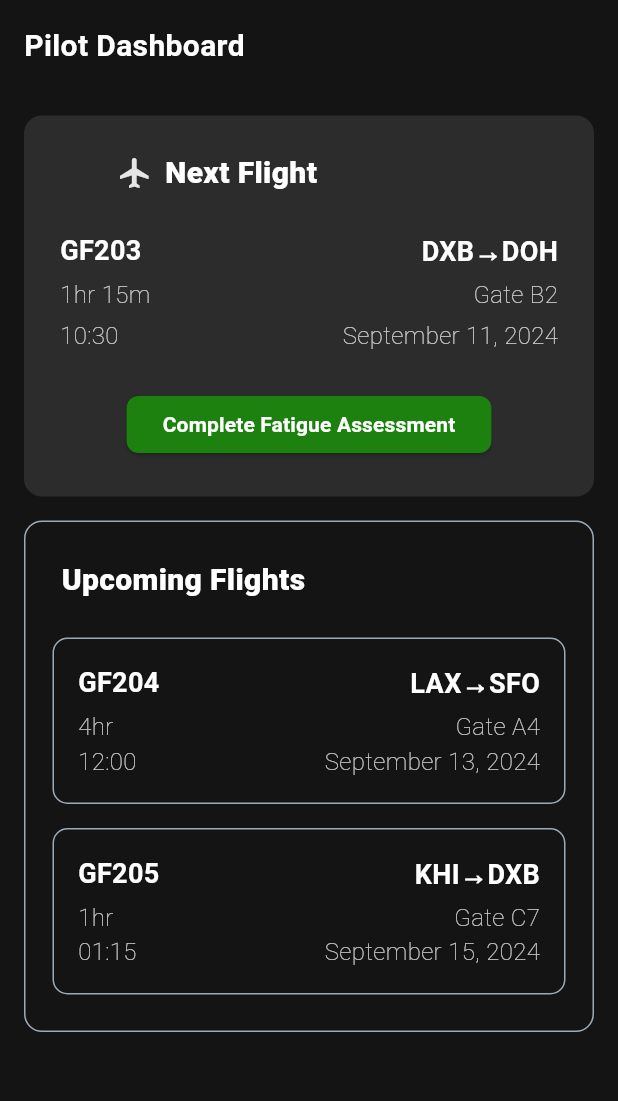
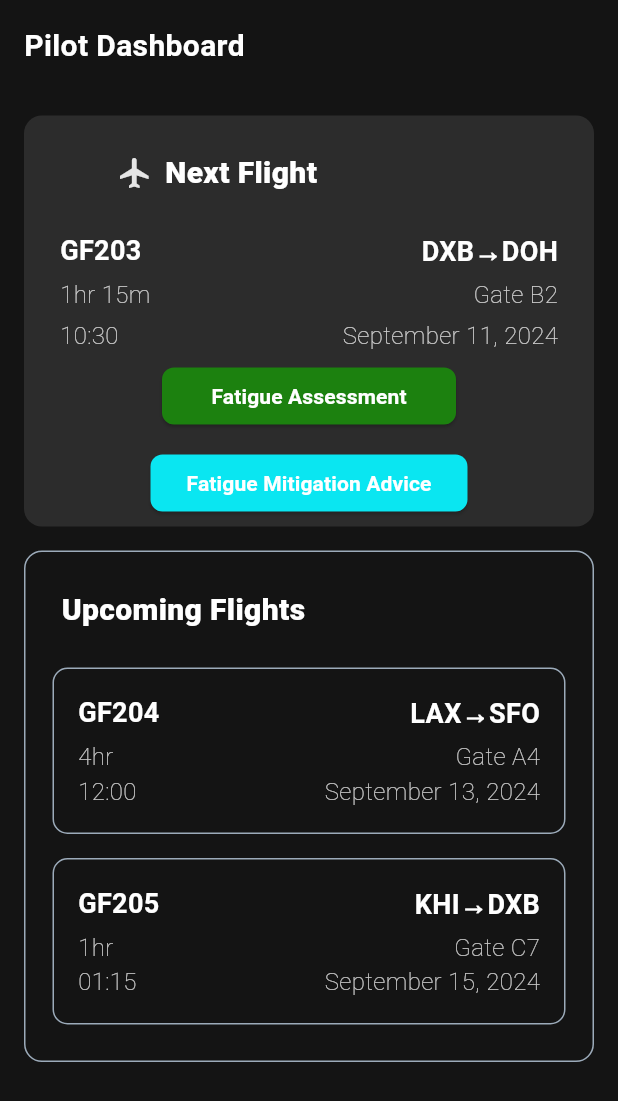
Before and after one commit to TalhaShahid004/Pilot-Fatigue-Management-System-DBMS, a Flutter app: the DashboardScreen screen opened by its route, on a phone screen of 412 x 824 dp. Shown: the top 1101 px of the screen. Run offline on Flutter 3.47's test engine with Material 3 defaults, Android fonts, the phone set to English and light mode, and no system bars; our stand-ins replace cloud_firestore, firebase_auth, firebase_core; accounts and stored records are empty.

Commit message:
added fatigue mitigation advice button in pilot's dashboard.

```diff
--- a/src/lib/Authentication Screens/login.dart
+++ b/src/lib/Authentication Screens/login.dart
@@ -44,7 +44,7 @@ class _LoginScreenState extends State<LoginScreen> {
 
       // If successful, navigate to the flight risk screen
       if (mounted) {
-        Navigator.pushReplacementNamed(context, '/flight_risk');
+        Navigator.pushReplacementNamed(context, '/dashboard');
       }
     } on FirebaseAuthException catch (e) {
       // Handle specific Firebase Auth errors
--- a/src/lib/Pilot Screens/dashboard.dart
+++ b/src/lib/Pilot Screens/dashboard.dart
@@ -1,5 +1,4 @@
 import 'package:flutter/material.dart';
-
 
 class DashboardScreen extends StatelessWidget {
   const DashboardScreen({super.key});
@@ -139,7 +138,7 @@ class DashboardScreen extends StatelessWidget {
               ),
             ),
             Padding(
-              padding: const EdgeInsets.all(24.0),
+              padding: const EdgeInsets.all(5.0),
               child: Center(
                 child: ElevatedButton(
                   onPressed: () {
@@ -153,7 +152,32 @@ class DashboardScreen extends StatelessWidget {
                     ),
                   ),
                   child: const Text(
-                    'Complete Fatigue Assessment',
+                    'Fatigue Assessment',
+                    style: TextStyle(
+                      fontSize: 14,
+                      fontWeight: FontWeight.w600,
+                      color: Colors.white,
+                    ),
+                  ),
+                ),
+              ),
+            ),
+            Padding(
+              padding: const EdgeInsets.all(5.0),
+              child: Center(
+                child: ElevatedButton(
+                  onPressed: () {
+                    Navigator.pushNamed(context, '/flight_assessment');
+                  },
+                  style: ElevatedButton.styleFrom(
+                    backgroundColor: const Color.fromARGB(255, 10, 230, 241),
+                    minimumSize: const Size(196, 38),
+                    shape: RoundedRectangleBorder(
+                      borderRadius: BorderRadius.circular(8),
+                    ),
+                  ),
+                  child: const Text(
+                    'Fatigue Mitigation Advice',
                     style: TextStyle(
                       fontSize: 14,
                       fontWeight: FontWeight.w600,
```
Also changed, not shown: src/lib/Operations Screens/manage_flight.dart (+6 -2 lines), src/lib/main.dart (+18 -1 lines).
